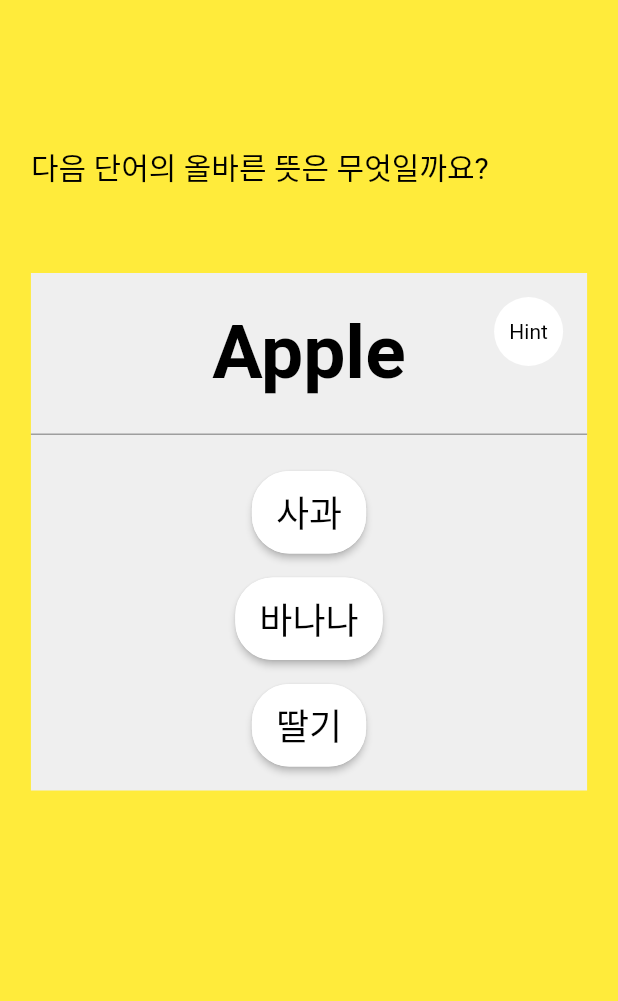
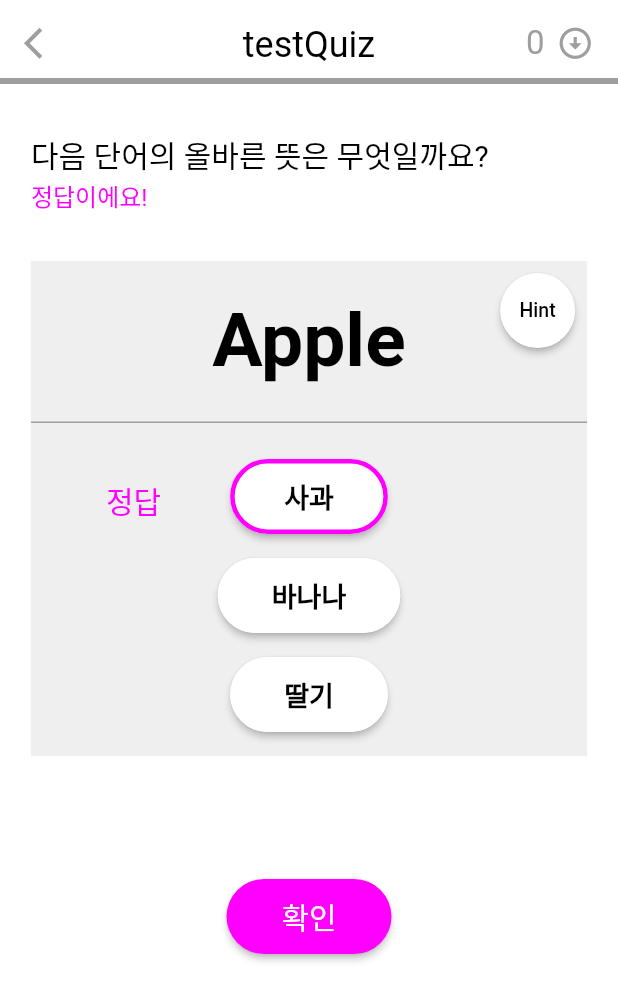
Before and after one commit to sac7160/reword-frontend, a Flutter app: the QuizChoiceForm screen opened directly, after a tap on "사과", on a phone screen of 412 x 824 dp. Shown: the top 1001 px of the screen. Run offline on Flutter 3.47's test engine with Material 2 defaults, Android fonts, the phone set to English and light mode, and no system bars; drawn by our look-alikes of percent_indicator; our stand-ins replace fluttertoast, font_awesome_flutter; missing offline and left inert: kakao_flutter_sdk_user.

```diff
--- /dev/null
+++ b/lib/dialog/confirmDialog.dart
@@ -0,0 +1,2 @@
+// bearvoca 다이얼로그를 구현한다. 버튼 2개 형태, 버튼 1개 형태로
+// 범용적으로 사용할 수 있도록 고차함수를 등록할 수 있어야 한다.
--- a/lib/screens/quiz/quizChoiceForm.dart
+++ b/lib/screens/quiz/quizChoiceForm.dart
@@ -1,6 +1,7 @@
 import 'package:bearvoca/screens/quiz/quizData.dart';
 import 'package:bearvoca/screens/quiz/quizNotifier.dart';
 import 'package:flutter/material.dart';
+import 'package:percent_indicator/linear_percent_indicator.dart';
 import 'package:provider/provider.dart';
 
 import '../../values/colors.dart';
@@ -10,7 +11,6 @@ import '../../util/appFunc.dart';
 class QuizChoiceForm extends StatefulWidget {
   static const String routeName = "/quizChoiceForm";
 
-
   @override
   _QuizChoiceFormState createState() => _QuizChoiceFormState();
 }
@@ -19,11 +19,69 @@ class _QuizChoiceFormState extends State<QuizChoiceForm> {
   @override
   Widget build(BuildContext context) {
     return Scaffold(
+      backgroundColor: Colors.white,
           body: Column(
           children: [
+
             Padding(
                 padding: EdgeInsets.only(
-              top: margin96,
+                  top: getStatusBarSize(context) + margin16,
+                )),
+
+            Stack(
+            children: <Widget>[
+              Padding(
+                padding: const EdgeInsets.only(left: margin16),
+                child: Align(
+                  alignment: Alignment.centerLeft,
+                  child: Icon(Icons.arrow_back_ios,
+                      color: Colors.grey, size: iconSize),
+                ),
+              ),
+              Align(
+                alignment: Alignment.center,
+                child: Text(Provider.of<QuizNotifier>(context).strQuizName,
+                    style:
+                        TextStyle(fontSize: textSize24, color: Colors.black)),
+              ),
+              Padding(
+                padding:
+                    const EdgeInsets.only(right: iconSize + margin16 + margin8),
+                child: Align(
+                  alignment: Alignment.centerRight,
+                  child: Text(
+                      Provider.of<QuizNotifier>(context).iHoneyCnt.toString(),
+                      style:
+                          TextStyle(fontSize: textSize22, color: Colors.grey)),
+                ),
+              ),
+              Padding(
+                padding: const EdgeInsets.only(right: margin16),
+                child: Align(
+                  alignment: Alignment.centerRight,
+                  child: Icon(Icons.arrow_circle_down_outlined,
+                      color: Colors.grey, size: iconSize),
+                ),
+              ),
+            ],
+          ),
+          Padding(
+                padding: EdgeInsets.only(
+                  top: margin8,
+                )),
+
+            LinearPercentIndicator(
+              padding: EdgeInsets.zero,
+              width: getScreenWidth(context),
+              lineHeight: indicatorHeight,
+              animation: false,
+              percent: Provider.of<QuizNotifier>(context).getPercent(),
+              backgroundColor: Colors.grey,
+              progressColor: wordAccentColor),
+
+            Padding(
+                padding: EdgeInsets.only(
+              top: margin32,
             )),
 
           Padding(
@@ -44,7 +102,7 @@ class _QuizChoiceFormState extends State<QuizChoiceForm> {
                 width: double.infinity,
                 child: Text('정답이에요!',
                     style: TextStyle(
-                        color: Colors.pink, fontSize: wordSubTitleText)),
+                        color: wordAccentColor, fontSize: wordSubTitleText)),
               ),
             ),
           ),
@@ -75,7 +133,7 @@ class _QuizChoiceFormState extends State<QuizChoiceForm> {
                   ),
                 ),
                 style: ElevatedButton.styleFrom(
-                  primary: Colors.pinkAccent,
+                  primary: wordAccentColor,
                   shape: RoundedRectangleBorder(
                       borderRadius: BorderRadius.circular(30)),
                 ),
@@ -102,7 +160,7 @@ class _QuizChoiceFormState extends State<QuizChoiceForm> {
                       ),
                     ),
                     style: ElevatedButton.styleFrom(
-                      primary: Colors.pinkAccent,
+                      primary: wordAccentColor,
                       shape: RoundedRectangleBorder(
                           borderRadius: BorderRadius.circular(30)),
                     ),
@@ -119,7 +177,7 @@ Widget _wordItem(BuildContext context) {
     child: Container(
       width: getScreenWidth(context) * 0.9,
       decoration: BoxDecoration(
-        color: wordBackground,
+        color: wordBackgroundColor,
       ),
       child: Column(
         children: [
@@ -129,20 +187,25 @@ Widget _wordItem(BuildContext context) {
                 mainAxisAlignment: MainAxisAlignment.end,
                 children: [
                   Container(
-                    margin: EdgeInsets.all(margin16),
-                    width: hintCircleSize,
-                    height: hintCircleSize,
-                    decoration: BoxDecoration(
-                      shape: BoxShape.circle,
-                      color: Colors.white,
-                    ),
+                    margin: EdgeInsets.all(margin8),
                     child: Column(
                       crossAxisAlignment: CrossAxisAlignment.center,
                       mainAxisAlignment: MainAxisAlignment.center,
                       children: <Widget>[
-                        Text(
-                          'Hint',
-                          style: TextStyle(color: Colors.black),
+                        SizedBox(
+                          width: hintCircleSize,
+                          height: hintCircleSize,
+                          child: MaterialButton(
+                            onPressed: () {
+
+                            },
+                            color: Colors.white,
+                            child: Text('Hint',
+                            style: TextStyle(color: Colors.black, fontSize: hintTextSize),
+                            ),
+                            padding: EdgeInsets.all(margin8),
+                            shape: CircleBorder(),
+                          ),
                         ),
                       ],
                     ),
@@ -206,15 +269,18 @@ Widget _Answer(BuildContext context, int iAnswerIdx) {
   return Stack(
     children: [
 
-          Opacity(
-            opacity: Provider.of<QuizNotifier>(context).isQuizCorrect() ? SHOW : HIDE,
+          Consumer<QuizNotifier>(
+            builder: (context, notifier, child) => Opacity(
+              opacity: (notifier.getAnswerIdx() == iAnswerIdx &&
+                  notifier.getSelectedIdx() == iAnswerIdx) ? SHOW : HIDE,
               child: Padding(
-              padding: EdgeInsets.only(top:(wordItemPadding - wordTextSize) / 2, left: 50),
+                padding: EdgeInsets.only(top:(wordItemPadding - textSize24) / 2, left: 50),
                 child: Text(
                   "정답",
                   style: TextStyle(
-                  color: Colors.pink,
+                    color: wordAccentColor,
                     fontSize: wordTitleText,
+                  ),
                 ),
               ),
             ),
@@ -225,12 +291,19 @@ Widget _Answer(BuildContext context, int iAnswerIdx) {
           child: SizedBox(
               height: wordItemPadding,
               child: ElevatedButton(
-                onPressed: () {},
+                onPressed: () {
+                  notifier.setSelectedIdx(iAnswerIdx);
+
+                },
+                child: Container(
+                  margin: EdgeInsets.only(left: margin20, right: margin20),
                   child: Text(
                     notifier.getChoiceFormAnswer(iAnswerIdx),
                     style: TextStyle(
                       color: Colors.black,
-                    fontSize: wordTextSize,
+                      fontSize: textSize18,
+                      fontWeight: FontWeight.bold,
+                    ),
                   ),
                 ),
                 style: ElevatedButton.styleFrom(
@@ -239,7 +312,7 @@ Widget _Answer(BuildContext context, int iAnswerIdx) {
                       side: BorderSide(
                         width: 3.0,
                         color: (notifier.getAnswerIdx() == iAnswerIdx &&
-                            notifier.iSelectedIdx == iAnswerIdx) ? Colors.pink : Colors.white,
+                            notifier.getSelectedIdx() == iAnswerIdx) ? wordAccentColor : Colors.white,
                       ),
                       borderRadius: BorderRadius.circular(25)),
                 ),
--- a/lib/screens/quiz/quizNotifier.dart
+++ b/lib/screens/quiz/quizNotifier.dart
@@ -2,6 +2,7 @@ import 'package:bearvoca/screens/quiz/quizData.dart';
 import 'package:flutter/material.dart';
 
 import '../../util/AppFunc.dart';
+import '../../util/vocaApp.dart';
 
 enum QUIZ_STATE {
   none,
@@ -13,43 +14,57 @@ enum QUIZ_STATE {
 // add notifier at root(or specific position) and use Consumer() in child
 class QuizNotifier extends ChangeNotifier {
 
+  String strQuizName = "testQuiz";
+  QuizDataDAO quizDao = QuizDataDAO("testAddress");
+  QUIZ_STATE eCurQuizState = QUIZ_STATE.none;
+
+  int iHoneyCnt = VocaApp.instance.iHoneyCnt;
   int iCurQuizIdx = 0;
-  QUIZ_STATE eCurQuizState = QUIZ_STATE.none;
-  QuizDataDAO quizDao = QuizDataDAO("testAddress");
 
   // QUIZ_CHOICE
-  int iSelectedIdx = -1;
+  int _iSelectedIdx = -1;
 
   // QUIZ_INPUT
-  String strInput = "";
+  String _strInput = "";
+
+  int getSelectedIdx() => _iSelectedIdx;
+  double getPercent() => (iCurQuizIdx / quizDao.getQuizSize());
+
+  void updateHoneyCount() {
+    if(iHoneyCnt != VocaApp.instance.iHoneyCnt){
+      iHoneyCnt = VocaApp.instance.iHoneyCnt;
+      notifyDataSetChanged();
+    }
+  }
 
   void _setCurQuizState() {
     switch(quizDao.arrQuiz[iCurQuizIdx].eQuizType) {
       case QUIZ_TYPE.none: {
         eCurQuizState = QUIZ_STATE.none;
-        iSelectedIdx = -1;
-        strInput = "";
+        _iSelectedIdx = -1;
+        _strInput = "";
         break;
       }
 
       case QUIZ_TYPE.input: {
         QuizInputData quiz = quizDao.getQuizInput(iCurQuizIdx);
-        iSelectedIdx = -1;
+        _iSelectedIdx = -1;
         eCurQuizState = quiz.eQuizState;
-        strInput = quiz.strInput;
+        _strInput = quiz.strInput;
         break;
       }
 
       case QUIZ_TYPE.choiceKor:
       case QUIZ_TYPE.choiceEng: {
         QuizChoiceData quiz = quizDao.getQuizChoice(iCurQuizIdx);
-        iSelectedIdx = quiz.iSelectedIdx;
+        _iSelectedIdx = quiz.iSelectedIdx;
         eCurQuizState = quiz.eQuizState;
-        strInput = "";
+        _strInput = "";
         break;
       }
     }
 
+    notifyDataSetChanged();
   }
 
   String getChoiceFormAnswer(int iIdx) {
@@ -109,15 +124,30 @@ class QuizNotifier extends ChangeNotifier {
   }
 
   bool _isCorrectInput() {
-    return quizDao.getQuizInput(iCurQuizIdx).strAnswer == strInput;
+    bool isCorrect = quizDao.getQuizInput(iCurQuizIdx).strAnswer == _strInput;
+    if(isCorrect) {
+      eCurQuizState = QUIZ_STATE.correct;
+    }
+    else {
+      eCurQuizState = QUIZ_STATE.notCorrect;
+    }
+    return isCorrect;
   }
 
   bool _isCorrectChoice() {
-    if(iSelectedIdx == -1) {
+    if(_iSelectedIdx == -1) {
       return false;
     }
 
-    return quizDao.getQuizChoice(iCurQuizIdx).iAnswerIdx == iSelectedIdx;
+    bool isCorrect = quizDao.getQuizChoice(iCurQuizIdx).iAnswerIdx == _iSelectedIdx;
+    if(isCorrect) {
+      eCurQuizState = QUIZ_STATE.correct;
+    }
+    else {
+      eCurQuizState = QUIZ_STATE.notCorrect;
+    }
+
+    return isCorrect;
   }
 
   bool _isValidIdx() {
@@ -130,7 +160,7 @@ class QuizNotifier extends ChangeNotifier {
 
   // check the result of a quiz and save
   void _saveInputData(QuizInputData inputData) {
-    if(inputData.strAnswer == strInput) {
+    if(inputData.strAnswer == _strInput) {
       eCurQuizState = QUIZ_STATE.correct;
     }
     else {
@@ -138,11 +168,11 @@ class QuizNotifier extends ChangeNotifier {
     }
 
     inputData.eQuizState = eCurQuizState;
-    inputData.strInput = strInput;
+    inputData.strInput = _strInput;
   }
 
   void _saveChoiceData(QuizChoiceData choiceData) {
-    if(choiceData.iAnswerIdx == iSelectedIdx) {
+    if(choiceData.iAnswerIdx == _iSelectedIdx) {
       eCurQuizState = QUIZ_STATE.correct;
     }
     else {
@@ -150,7 +180,7 @@ class QuizNotifier extends ChangeNotifier {
     }
 
     choiceData.eQuizState = eCurQuizState;
-    choiceData.iSelectedIdx = iSelectedIdx;
+    choiceData.iSelectedIdx = _iSelectedIdx;
   }
 
   // when it's done, call this function
@@ -165,6 +195,29 @@ class QuizNotifier extends ChangeNotifier {
     else {
       _saveChoiceData(quizDao.getQuizChoice(iCurQuizIdx));
     }
+  }
+
+  void setSelectedIdx(int iIdx) {
+    if(!_isValidIdx() || iIdx < 0 || iIdx >= 3 ||
+        quizDao.arrQuiz[iCurQuizIdx].eQuizType == QUIZ_TYPE.input ||
+        quizDao.arrQuiz[iCurQuizIdx].eQuizType == QUIZ_TYPE.none) {
+      return;
+    }
+
+    _iSelectedIdx = iIdx;
+    _isCorrectChoice();
+    notifyDataSetChanged();
+  }
+
+  void setInputString(String? strInput) {
+    if(!_isValidIdx() || strInput == null || strInput.isEmpty ||
+        quizDao.arrQuiz[iCurQuizIdx].eQuizType == QUIZ_TYPE.input) {
+      return;
+    }
+
+    _strInput = strInput;
+    _isCorrectInput();
+    notifyDataSetChanged();
   }
 
   void changeQuiz(bool isNext) {
--- a/lib/screens/sign-in/signIn.dart
+++ b/lib/screens/sign-in/signIn.dart
@@ -1,6 +1,6 @@
 import 'package:bearvoca/screens/sign-in/components/signInButton.dart';
 import 'package:bearvoca/screens/sign-in/siginInEmail.dart';
-import 'package:bearvoca/util/loginModule.dart';
+import 'package:bearvoca/util/vocaApp.dart';
 import 'package:flutter/material.dart';
 
 import '../../util/appFunc.dart';
@@ -49,7 +49,7 @@ class SignInScreen extends StatelessWidget {
                         switch(loginResult) {
                           case LOGIN_RESULT.resultOk:
                             LOGIN_RESULT vocaLoginResult = await tryVocaLogin(
-                                LoginModule.instance.strUserEmail, "",
+                                VocaApp.instance.strUserEmail, "",
                                 isSnsLogin: true);
 
                             if(vocaLoginResult == LOGIN_RESULT.resultOk) {
--- a/lib/util/loginModule.dart
+++ b/lib/util/vocaApp.dart
@@ -15,17 +15,20 @@ enum LOGIN_TYPE {
   none,
 }
 
-class LoginModule {
-  static final LoginModule instance = LoginModule.init();
-  factory LoginModule() => instance;
+class VocaApp {
+  static final VocaApp instance = VocaApp.init();
+  factory VocaApp() => instance;
 
   String strUserName = "";
   String strUserEmail = "";
   bool isSnsUser = false;
   LOGIN_TYPE eLoginType = LOGIN_TYPE.none;
 
-  LoginModule.init() {
-    printLog("LoginModule was created");
+  int iRewordCnt = 0;
+  int iHoneyCnt = 0;
+
+  VocaApp.init() {
+    printLog("VocaApp was created");
   }
 }
 
@@ -103,8 +106,8 @@ Future<LOGIN_RESULT> _getUserInfoByKakao() async {
         '\n닉네임: ${user.kakaoAccount?.profile?.nickname}'
         '\n이메일: ${user.kakaoAccount?.email}');
 
-    LoginModule.instance.strUserName = user.kakaoAccount?.profile?.nickname ?? "";
-    LoginModule.instance.strUserEmail = user.kakaoAccount?.email ?? "";
+    VocaApp.instance.strUserName = user.kakaoAccount?.profile?.nickname ?? "";
+    VocaApp.instance.strUserEmail = user.kakaoAccount?.email ?? "";
     return LOGIN_RESULT.resultOk;
   } catch (error) {
     printLog('사용자 정보 요청 실패 $error');
--- a/lib/values/colors.dart
+++ b/lib/values/colors.dart
@@ -1,4 +1,5 @@
 
 import 'dart:ui';
 
-const wordBackground = Color.fromARGB(255, 239, 239, 239);
+const wordBackgroundColor = Color.fromARGB(255, 239, 239, 239);
+const wordAccentColor = Color.fromARGB(255, 255, 0, 255);
--- a/pubspec.yaml
+++ b/pubspec.yaml
@@ -39,6 +39,7 @@ dependencies:
   # Use with the CupertinoIcons class for iOS style icons.
   cupertino_icons: ^1.0.2
   font_awesome_flutter: ^9.2.0
+  percent_indicator: ^4.0.0
 
 dev_dependencies:
   flutter_test:
```
Also changed, not shown: lib/values/dimensions.dart (+17 -3 lines), pubspec.lock. Lines whose indentation alone changed are shown as unchanged.
